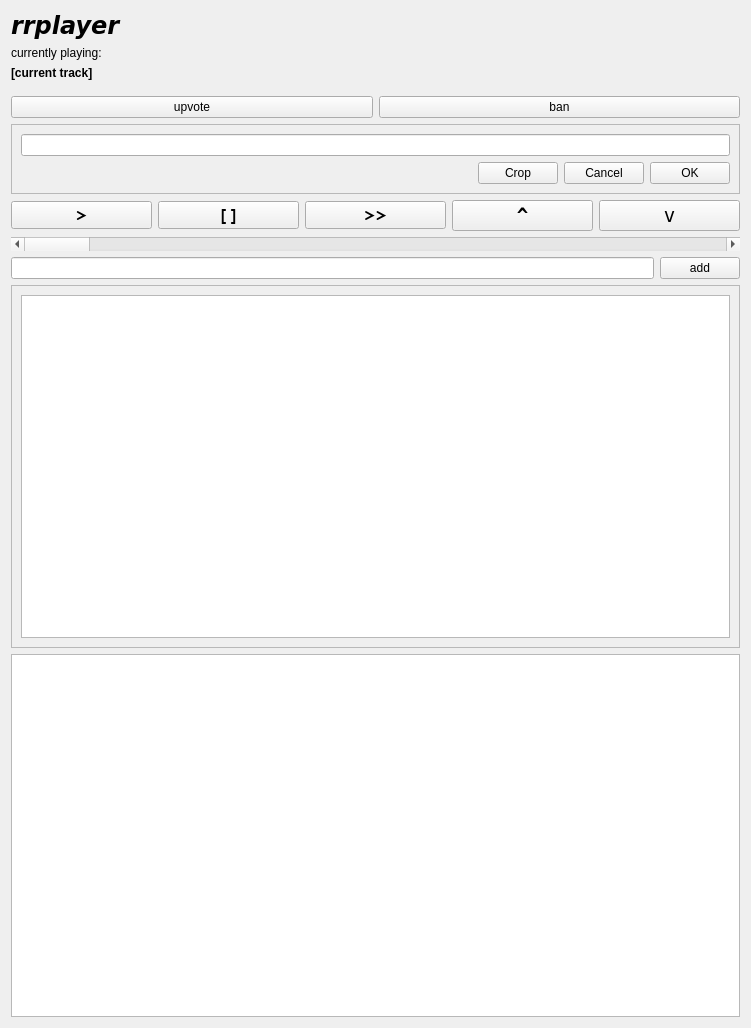
Old version of the form client/rrplayer.ui in the repository frans-fuerst/music_scheduler.
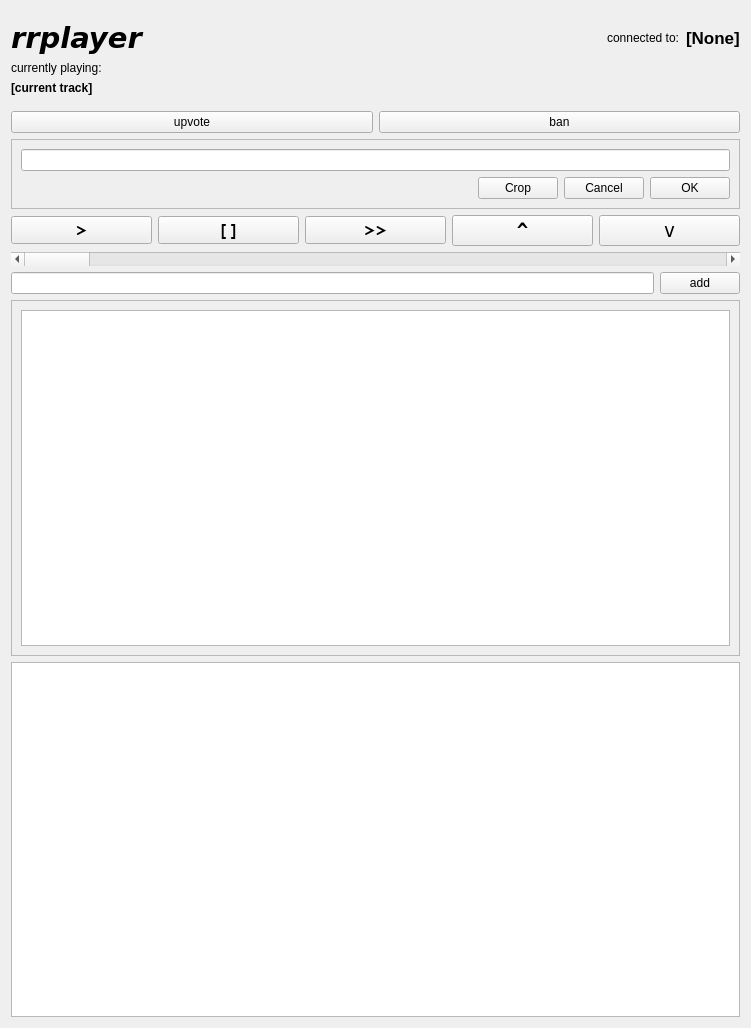
New version of the form.

Commit message: add host information on UI

Diff of the .ui file:
```diff
--- a/client/rrplayer.ui
+++ b/client/rrplayer.ui
@@ -17,11 +17,16 @@
    <item row="0" column="0">
     <layout class="QVBoxLayout" name="verticalLayout">
      <item>
+      <layout class="QHBoxLayout" name="horizontalLayout_5">
+       <property name="topMargin">
+        <number>10</number>
+       </property>
+       <item>
       <widget class="QLabel" name="label">
        <property name="font">
         <font>
          <family>DejaVu Sans</family>
-         <pointsize>18</pointsize>
+           <pointsize>22</pointsize>
          <weight>75</weight>
          <italic>true</italic>
          <bold>true</bold>
@@ -31,6 +36,42 @@
         <string>rrplayer</string>
        </property>
       </widget>
+       </item>
+       <item>
+        <spacer name="horizontalSpacer_2">
+         <property name="orientation">
+          <enum>Qt::Horizontal</enum>
+         </property>
+         <property name="sizeHint" stdset="0">
+          <size>
+           <width>40</width>
+           <height>20</height>
+          </size>
+         </property>
+        </spacer>
+       </item>
+       <item>
+        <widget class="QLabel" name="label_3">
+         <property name="text">
+          <string>connected to:</string>
+         </property>
+        </widget>
+       </item>
+       <item>
+        <widget class="QLabel" name="lbl_host">
+         <property name="font">
+          <font>
+           <pointsize>13</pointsize>
+           <weight>75</weight>
+           <bold>true</bold>
+          </font>
+         </property>
+         <property name="text">
+          <string>[None]</string>
+         </property>
+        </widget>
+       </item>
+      </layout>
      </item>
      <item>
       <widget class="QLabel" name="label_2">
```
Lines whose indentation alone changed are shown as unchanged. The commit also changes 2 other files.
